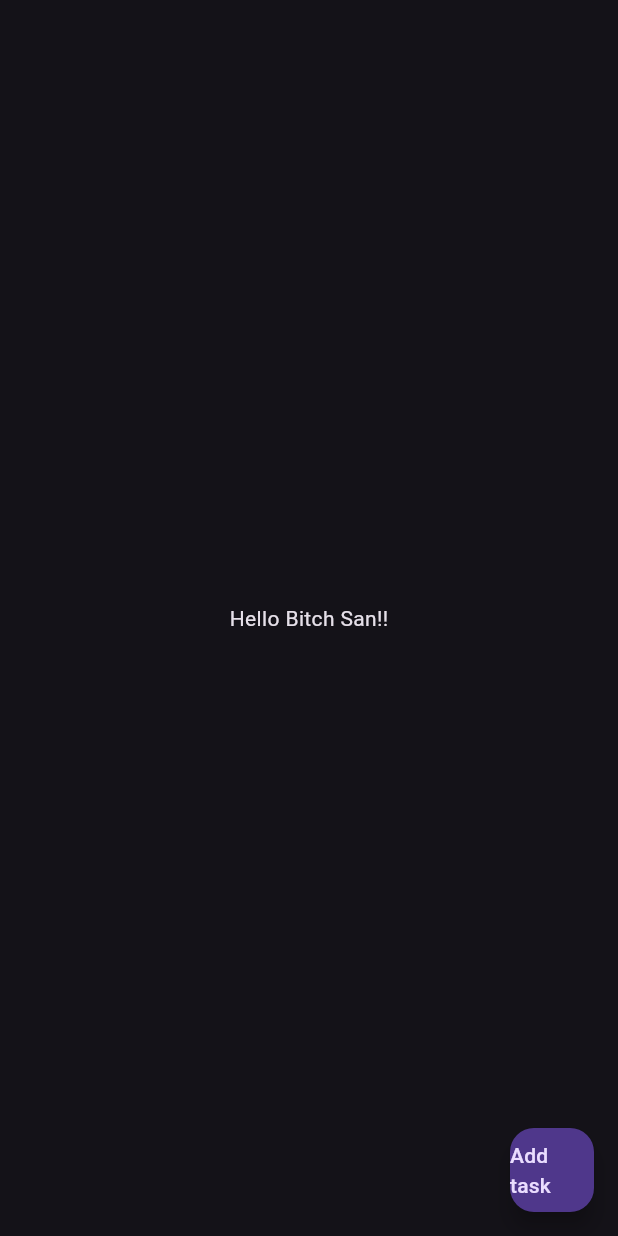
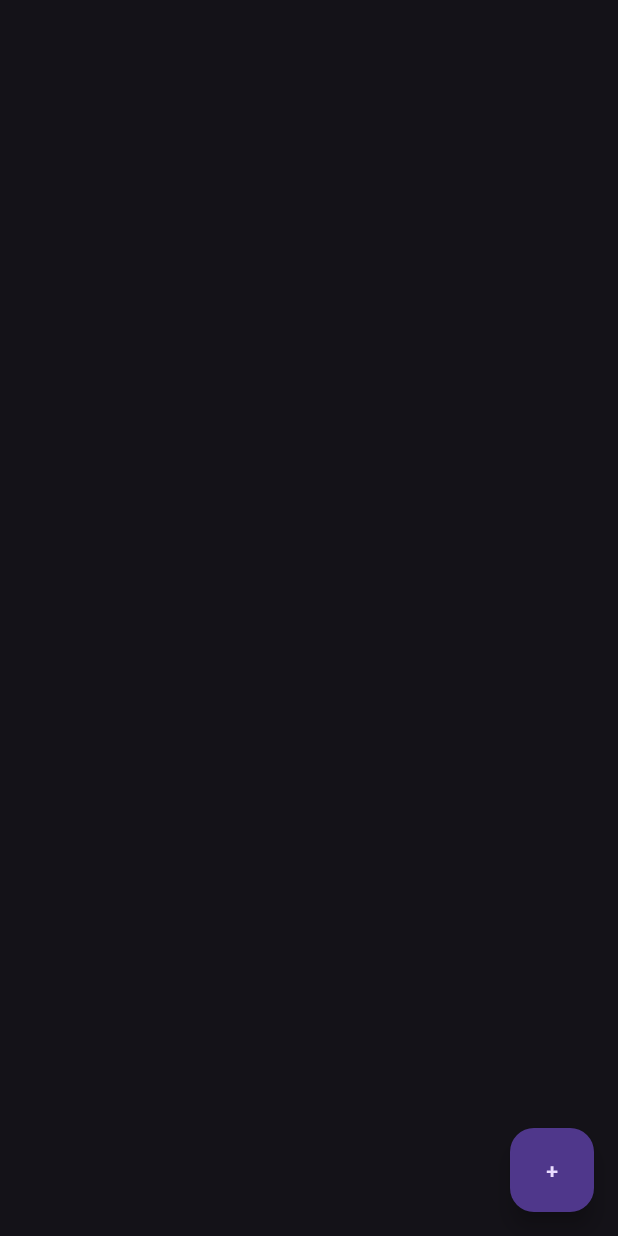
Before and after one commit to 1Shibam/todo_app, a Flutter app: the screen it shows after launch, on a phone screen of 412 x 824 dp. Run offline on Flutter 3.47's test engine with Material 3 defaults, Android fonts, the phone set to English and light mode, and no system bars; our stand-ins replace flutter_riverpod.

Commit message:
add items feature

```diff
--- a/lib/screens/todo_app_home_screen.dart
+++ b/lib/screens/todo_app_home_screen.dart
@@ -1,22 +1,31 @@
 import 'package:flutter/material.dart';
 import 'package:flutter_riverpod/flutter_riverpod.dart';
 import 'package:todo_app/providers/item_provider.dart';
-
 
 class TodoAppHomeScreen extends ConsumerWidget {
   const TodoAppHomeScreen({super.key});
 
   @override
   Widget build(BuildContext context, ref) {
+    final dataItems = ref.watch(itemProvider);
     return Scaffold(
       floatingActionButton: FloatingActionButton(
         onPressed: () {
           ref.read(itemProvider.notifier).addItem('newItem');
         },
-        child: const Text('Add task'),
+        child: const Text('+'),
       ),
-      body: const Center(
-        child: Text('Hello Bitch San!!'),
+      body: ListView.builder(
+
+        itemCount: dataItems.length,
+        itemBuilder: (context, index) {
+          return Column(
+            crossAxisAlignment: CrossAxisAlignment.center,
+            children: [
+              ListTile(title: Text(dataItems[index].name)),
+            ],
+          );
+        },
       ),
     );
   }
```
